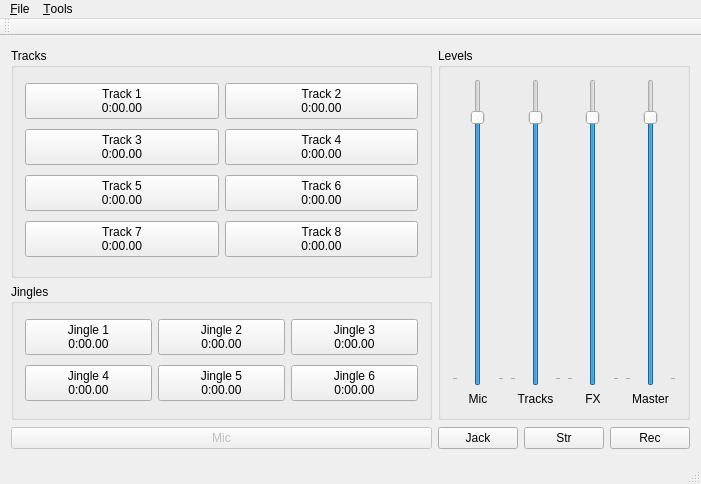
This is mainwindow.ui in picaster/picaster as Qt 5 draws it before an edit. The edited form follows.
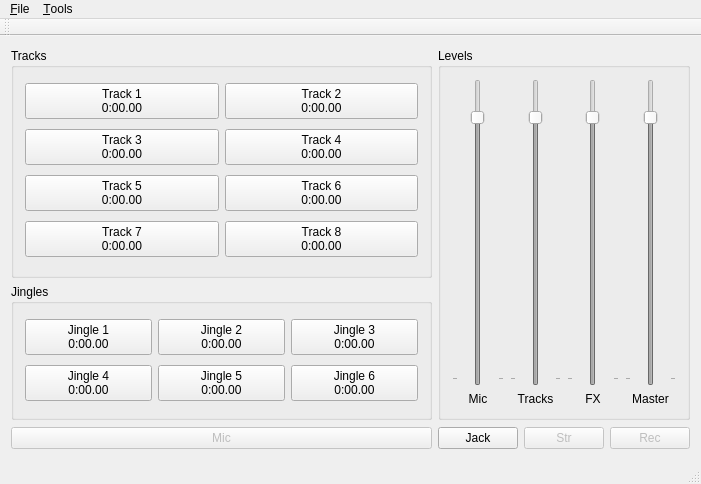
This is the edited form. Icons and pictures are not drawn. Custom widgets are drawn as their Qt base class.

```diff
--- a/mainwindow.ui
+++ b/mainwindow.ui
@@ -309,7 +309,10 @@
        </widget>
       </item>
       <item>
-       <widget class="QPushButton" name="streamButton">
+       <widget class="StreamButton" name="streamButton">
+        <property name="enabled">
+         <bool>false</bool>
+        </property>
         <property name="sizePolicy">
          <sizepolicy hsizetype="Minimum" vsizetype="Minimum">
           <horstretch>0</horstretch>
@@ -325,7 +328,10 @@
        </widget>
       </item>
       <item>
-       <widget class="QPushButton" name="recordButton">
+       <widget class="RecordButton" name="recordButton">
+        <property name="enabled">
+         <bool>false</bool>
+        </property>
         <property name="sizePolicy">
          <sizepolicy hsizetype="Minimum" vsizetype="Minimum">
           <horstretch>0</horstretch>
@@ -371,6 +377,9 @@
         <layout class="QVBoxLayout" name="verticalLayout">
          <item>
           <widget class="QLevelSlider" name="micLevelSlider">
+           <property name="enabled">
+            <bool>false</bool>
+           </property>
            <property name="sizePolicy">
             <sizepolicy hsizetype="Expanding" vsizetype="Expanding">
              <horstretch>0</horstretch>
@@ -425,6 +434,9 @@
         <layout class="QVBoxLayout" name="verticalLayout_2">
          <item>
           <widget class="QLevelSlider" name="tracksLevelSlider">
+           <property name="enabled">
+            <bool>false</bool>
+           </property>
            <property name="sizePolicy">
             <sizepolicy hsizetype="Expanding" vsizetype="Expanding">
              <horstretch>0</horstretch>
@@ -473,6 +485,9 @@
         <layout class="QVBoxLayout" name="verticalLayout_3">
          <item>
           <widget class="QLevelSlider" name="effectsLevelSlider">
+           <property name="enabled">
+            <bool>false</bool>
+           </property>
            <property name="sizePolicy">
             <sizepolicy hsizetype="Expanding" vsizetype="Expanding">
              <horstretch>0</horstretch>
@@ -521,6 +536,9 @@
         <layout class="QVBoxLayout" name="verticalLayout_4">
          <item>
           <widget class="QLevelSlider" name="masterLevelSlider">
+           <property name="enabled">
+            <bool>false</bool>
+           </property>
            <property name="sizePolicy">
             <sizepolicy hsizetype="Expanding" vsizetype="Expanding">
              <horstretch>0</horstretch>
@@ -647,6 +665,16 @@
    <extends>QPushButton</extends>
    <header>micbutton.h</header>
   </customwidget>
+  <customwidget>
+   <class>StreamButton</class>
+   <extends>QPushButton</extends>
+   <header>buttons/streambutton.h</header>
+  </customwidget>
+  <customwidget>
+   <class>RecordButton</class>
+   <extends>QPushButton</extends>
+   <header>buttons/recordbutton.h</header>
+  </customwidget>
  </customwidgets>
  <resources/>
  <connections/>
```
Left out of the diff: 14 changed lines with no effect on the pictures.
